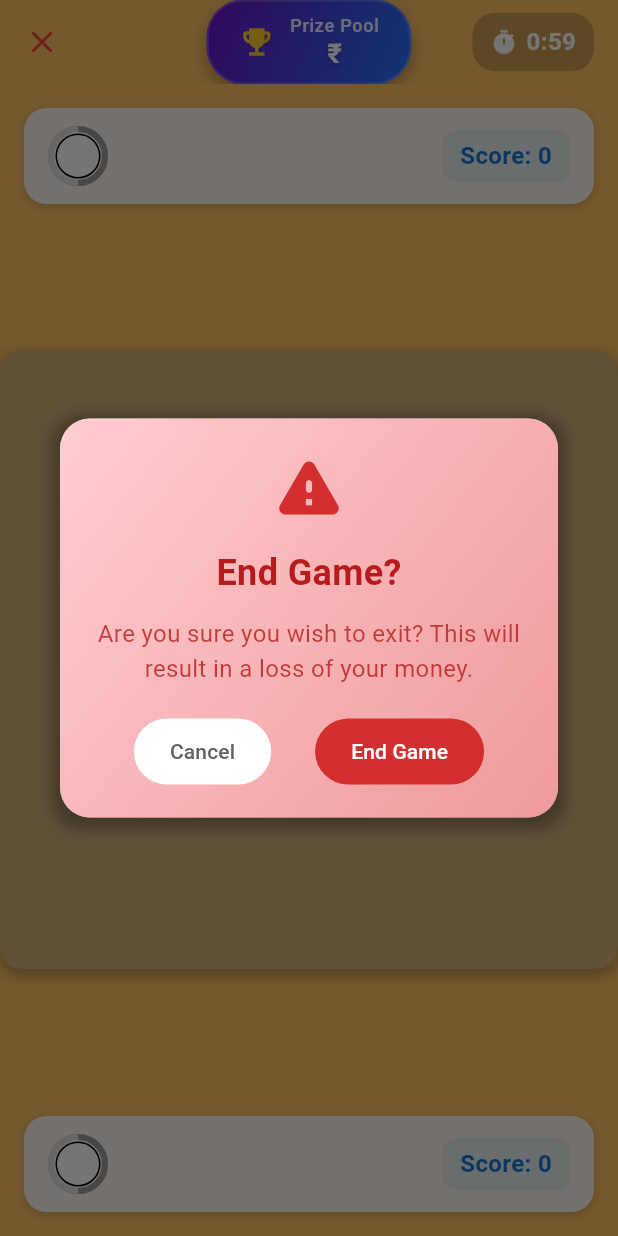
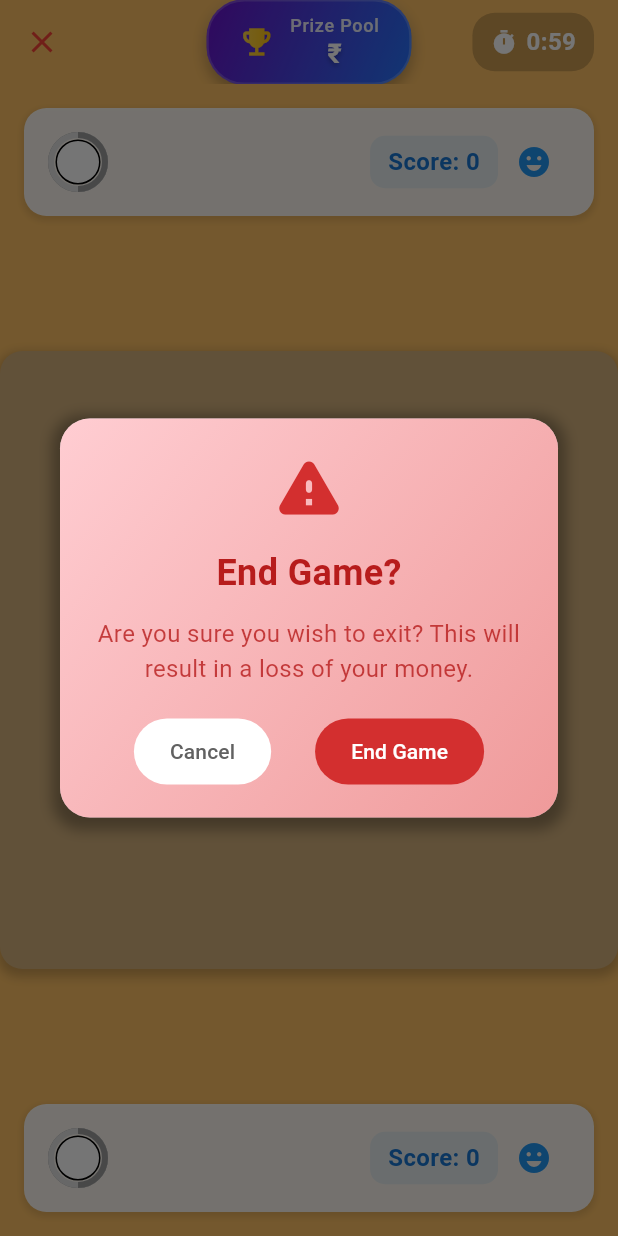
Before and after one commit to hisushanta/playgo, a Flutter app: the GoBoardMatch screen opened directly with empty values, after a tap on the "close" icon, on a phone screen of 412 x 824 dp. Run offline on Flutter 3.47's test engine with Material 3 defaults, Android fonts, the phone set to English and light mode, and no system bars; our stand-ins replace cloud_firestore, emoji_picker_flutter, firebase_auth, firebase_core, firebase_storage, google_fonts and 3 more; missing offline and left inert: firebase_ui_auth; accounts and stored records are empty; statements that could not run were skipped.

Commit message:
Now emoji functionality added in match play page

```diff
--- a/playgo/lib/pages/info.dart
+++ b/playgo/lib/pages/info.dart
@@ -344,6 +344,11 @@ Future<Map<String, dynamic>> createMatch(String userId, String partnerId, String
         // Add ready status fields
         "${userId}Ready": false,
         "${partnerId}Ready": false,
+          'emoji': null, // Initialize emoji fields
+          'emojiSender': null,
+          'emojiProfileCardId': null,
+          'emojiTimestamp': null,
+
       };
 
       transaction.set(_firestore.collection('games').doc(matchId), matchData);
--- a/playgo/lib/pages/match_play.dart
+++ b/playgo/lib/pages/match_play.dart
@@ -1,10 +1,13 @@
 import 'dart:async';
 import 'dart:io';
+import 'package:emoji_picker_flutter/emoji_picker_flutter.dart';
 import 'package:flutter/material.dart';
 import 'package:cloud_firestore/cloud_firestore.dart';
 import 'package:playgo/main.dart';
 import 'package:playgo/pages/home.dart';
 import 'package:flutter/services.dart';
+// import 'package:emoji_picker/emoji_picker.dart'; // Add this package to your pubspec.yaml
+import 'package:flutter/foundation.dart' as foundation;
 
 enum Stone { none, black, white }
 
@@ -52,6 +55,8 @@ class _GoMultiplayerBoardState extends State<GoBoardMatch> with WidgetsBindingOb
   bool showTurnNotification = false;
   bool isDialogShowing = false;
   bool isLandscape = false;
+  String? currentEmoji; // Track the current emoji to display
+  String? emojiProfileCardId; // Track which profile card the emoji belongs to
 
   @override
   void initState() {
@@ -65,6 +70,7 @@ class _GoMultiplayerBoardState extends State<GoBoardMatch> with WidgetsBindingOb
     _startGameTimer();
     _markPlayerAsActive();
     _initializePlayers();
+    _listenToEmojiUpdates();
 
     // Set orientation based on device type (phone or tablet)
     WidgetsBinding.instance.addPostFrameCallback((_) {
@@ -83,6 +89,183 @@ class _GoMultiplayerBoardState extends State<GoBoardMatch> with WidgetsBindingOb
         ]);
       }
     });
+  }
+
+ void _listenToEmojiUpdates() {
+  FirebaseFirestore.instance.collection('games').doc(widget.gameId).snapshots().listen((snapshot) {
+    if (snapshot.exists) {
+      final data = snapshot.data();
+      if (data != null) {
+        final emoji = data['emoji'];
+        final emojiSender = data['emojiSender'];
+        final emojiTimestamp = data['emojiTimestamp'];
+
+        // Check if the emoji is for the current player and not expired
+        if (emoji != null && emojiSender != null && emojiTimestamp != null) {
+          final now = DateTime.now().millisecondsSinceEpoch;
+          final emojiAge = now - emojiTimestamp;
+
+          if (emojiAge <= 3000) { // Emoji is valid for 3 seconds
+            setState(() {
+              currentEmoji = emoji;
+              emojiProfileCardId = emojiSender; // Only show emoji for the sender
+            });
+
+            // Remove the emoji after 3 seconds
+            Future.delayed(Duration(seconds: 3), () {
+              if (mounted) {
+                setState(() {
+                  currentEmoji = null;
+                  emojiProfileCardId = null;
+                });
+              }
+            });
+          } else {
+            // Emoji has expired
+            setState(() {
+              currentEmoji = null;
+              emojiProfileCardId = null;
+            });
+          }
+        } else {
+          // No emoji data
+          setState(() {
+            currentEmoji = null;
+            emojiProfileCardId = null;
+          });
+        }
+      }
+    }
+  });
+}
+
+  void _showEmojiPicker(String senderId) {
+    showModalBottomSheet(
+      context: context,
+      builder: (BuildContext context) {
+        return EmojiPicker(
+          onEmojiSelected: ( category,emoji) {
+            _sendEmoji(emoji.emoji, senderId);
+            Navigator.pop(context);
+          },
+        );
+      },
+    );
+  }
+
+  Future<void> _sendEmoji(String emoji, String senderId) async {
+  final gameDoc = FirebaseFirestore.instance.collection('games').doc(widget.gameId);
+  await gameDoc.update({
+    'emoji': emoji,
+    'emojiSender': senderId, // Store the sender's ID
+    'emojiTimestamp': DateTime.now().millisecondsSinceEpoch, // Add timestamp
+  });
+}
+
+Widget _buildPlayerInfo({
+  required String name,
+  required int score,
+  required bool isBlack,
+  required int timeLeft,
+  required bool isCurrentTurn,
+  required String playerId,
+  required bool isCurrentUser,
+}) {
+  return Container(
+    padding: EdgeInsets.symmetric(vertical: 12, horizontal: 16),
+    margin: EdgeInsets.symmetric(horizontal: 16, vertical: 8),
+    decoration: BoxDecoration(
+      color: Colors.white.withOpacity(0.9),
+      borderRadius: BorderRadius.circular(15),
+      boxShadow: [
+        BoxShadow(
+          color: Colors.black.withOpacity(0.1),
+          spreadRadius: 1,
+          blurRadius: 3,
+          offset: Offset(0, 2),
+        ),
+      ],
+    ),
+    child: Row(
+      mainAxisAlignment: MainAxisAlignment.spaceBetween,
+      children: [
+        Row(
+          children: [
+            Stack(
+              alignment: Alignment.center,
+              children: [
+                Container(
+                  width: 40,
+                  height: 40,
+                  decoration: BoxDecoration(
+                    shape: BoxShape.circle,
+                    border: Border.all(
+                      color: isCurrentTurn ? Colors.blue : Colors.grey,
+                      width: 2,
+                    ),
+                  ),
+                  child: CircularProgressIndicator(
+                    value: timeLeft / 30,
+                    backgroundColor: Colors.grey[300],
+                    valueColor: AlwaysStoppedAnimation<Color>(
+                      isCurrentTurn ? Colors.blue : Colors.grey,
+                    ),
+                  ),
+                ),
+                Container(
+                  width: 30,
+                  height: 30,
+                  decoration: BoxDecoration(
+                    shape: BoxShape.circle,
+                    color: isBlack ? Colors.black : Colors.white,
+                    border: Border.all(color: Colors.black, width: 1),
+                  ),
+                ),
+              ],
+            ),
+            SizedBox(width: 12),
+            Text(
+              name,
+              style: TextStyle(
+                fontSize: 16,
+                fontWeight: FontWeight.bold,
+              ),
+            ),
+          ],
+        ),
+        Row(
+          children: [
+            Container(
+              padding: EdgeInsets.symmetric(horizontal: 12, vertical: 6),
+              decoration: BoxDecoration(
+                color: Colors.blue.withOpacity(0.1),
+                borderRadius: BorderRadius.circular(10),
+              ),
+              child: Text(
+                'Score: $score',
+                style: TextStyle(
+                  fontSize: 16,
+                  fontWeight: FontWeight.bold,
+                  color: Colors.blue[700],
+                ),
+              ),
+            ),
+            if (isCurrentUser) // Show emoji button only for the current user
+              IconButton(
+                icon: Icon(Icons.emoji_emotions, color: Colors.blue),
+                onPressed: () => _showEmojiPicker(playerId), // Pass the current user's ID
+              ),
+          ],
+        ),
+        // Display the emoji if it belongs to this profile card
+        if (emojiProfileCardId == playerId && currentEmoji != null)
+          Text(
+            currentEmoji!,
+            style: TextStyle(fontSize: 24),
+          ),
+      ],
+    ),
+  );
 }
 
   @override
@@ -130,7 +313,18 @@ class _GoMultiplayerBoardState extends State<GoBoardMatch> with WidgetsBindingOb
           whiteTimeLeft = data['whiteTimeLeft'] ?? 30; // Initialize white timer
           isPlayerTurn = (currentTurn == 'black' && widget.playerId == player1Id && player1Stone == 'black') ||
               (currentTurn == 'white' && widget.playerId == player2Id && player2Stone == 'white');
+
+
         });
+        // Initialize emoji fields if they don't exist
+      if (data['emoji'] == null) {
+        await gameDoc.update({
+          'emoji': null,
+          'emojiSender': null,
+          'emojiProfileCardId': null,
+          'emojiTimestamp': null,
+        });
+      }
       }
     }
   }
@@ -150,7 +344,6 @@ class _GoMultiplayerBoardState extends State<GoBoardMatch> with WidgetsBindingOb
           }
           return; // Skip other updates if game ended by forfeit
         }
-
 
         // Regular game updates continue here...
         setState(() {
@@ -181,20 +374,18 @@ class _GoMultiplayerBoardState extends State<GoBoardMatch> with WidgetsBindingOb
           whiteTimeLeft = data['whiteTimeLeft'] ?? 30;
 
           // Update current turn
-            currentTurn = data['currentTurn'] ?? 'black';
+          String newTurn = data['currentTurn'] ?? 'black';
 
-            // Update player information
-            player1Id = data['player1Id'];
-            player2Id = data['player2Id'];
-            player1Stone = data['player1Stone'];
-            player2Stone = data['player2Stone'];
+          // Check if the turn has changed
+          if (newTurn != currentTurn) {
+            currentTurn = newTurn;
 
             // Determine if it's the current player's turn
             isPlayerTurn = (currentTurn == 'black' && widget.playerId == player1Id && player1Stone == 'black') ||
                 (currentTurn == 'white' && widget.playerId == player2Id && player2Stone == 'white');
 
-            // Show turn notification if it's player's turn
-            if (isPlayerTurn) {
+            // Show turn notification if it's player's turn (only for moves, not emoji)
+            if (isPlayerTurn && !showTurnNotification) {
               showTurnNotification = true;
               Future.delayed(Duration(seconds: 1), () {
                 if (mounted) {
@@ -204,6 +395,13 @@ class _GoMultiplayerBoardState extends State<GoBoardMatch> with WidgetsBindingOb
                 }
               });
             }
+          }
+
+          // Update player information
+          player1Id = data['player1Id'];
+          player2Id = data['player2Id'];
+          player1Stone = data['player1Stone'];
+          player2Stone = data['player2Stone'];
 
           // Update player names
           userName = data[player1Id] ?? '';
@@ -213,7 +411,6 @@ class _GoMultiplayerBoardState extends State<GoBoardMatch> with WidgetsBindingOb
     }
   });
 }
-
 
   void destroyTheScreen() {
     Navigator.pop(context);
@@ -973,7 +1170,7 @@ class _GoMultiplayerBoardState extends State<GoBoardMatch> with WidgetsBindingOb
     appBar: AppBar(
       backgroundColor: const Color.fromARGB(255, 253, 192, 100),
       leading: IconButton(
-          icon: Icon(Icons.close, color: Colors.red,), // X icon
+        icon: Icon(Icons.close, color: Colors.red), // X icon
         onPressed: _handleGameCancel,
       ),
       centerTitle: true,
@@ -1096,16 +1293,17 @@ class _GoMultiplayerBoardState extends State<GoBoardMatch> with WidgetsBindingOb
         return Column(
           children: [
             SizedBox(height: 8),
+            if (player1Id != null) // Add null check
               _buildPlayerInfo(
                 name: userName,
                 score: blackScore,
                 isBlack: player1Stone == 'black',
                 timeLeft: player1Stone == 'black' ? blackTimeLeft : whiteTimeLeft,
                 isCurrentTurn: currentTurn == (player1Stone == 'black' ? 'black' : 'white'),
+                playerId: player1Id!, // Pass player ID
+                isCurrentUser: widget.playerId == player1Id, // Check if this is the current user's card
               ),
             SizedBox(height: 4),
-
-              // Board Container with Turn Notification Overlay
             Expanded(
               child: Stack(
                 alignment: Alignment.center,
@@ -1200,7 +1398,6 @@ class _GoMultiplayerBoardState extends State<GoBoardMatch> with WidgetsBindingOb
                       ),
                     ),
                   ),
-
                   // Turn Notification Overlay (centered on board)
                   if (isPlayerTurn && showTurnNotification)
                     Container(
@@ -1229,14 +1426,16 @@ class _GoMultiplayerBoardState extends State<GoBoardMatch> with WidgetsBindingOb
                 ],
               ),
             ),
-
             SizedBox(height: 4),
+            if (player2Id != null) // Add null check
               _buildPlayerInfo(
                 name: partnerName,
                 score: whiteScore,
                 isBlack: player2Stone == 'black',
                 timeLeft: player2Stone == 'black' ? blackTimeLeft : whiteTimeLeft,
                 isCurrentTurn: currentTurn == (player2Stone == 'black' ? 'black' : 'white'),
+                playerId: player2Id!, // Pass player ID
+                isCurrentUser: widget.playerId == player2Id, // Check if this is the current user's card
               ),
             SizedBox(height: 8),
           ],
@@ -1246,94 +1445,7 @@ class _GoMultiplayerBoardState extends State<GoBoardMatch> with WidgetsBindingOb
   );
 }
 
-  Widget _buildPlayerInfo({
-    required String name,
-    required int score,
-    required bool isBlack,
-    required int timeLeft,
-    required bool isCurrentTurn,
-  }) {
-    return Container(
-      padding: EdgeInsets.symmetric(vertical: 12, horizontal: 16),
-      margin: EdgeInsets.symmetric(horizontal: 16, vertical: 8),
-      decoration: BoxDecoration(
-        color: Colors.white.withOpacity(0.9),
-        borderRadius: BorderRadius.circular(15),
-        boxShadow: [
-          BoxShadow(
-            color: Colors.black.withOpacity(0.1),
-            spreadRadius: 1,
-            blurRadius: 3,
-            offset: Offset(0, 2),
-          ),
-        ],
-      ),
-      child: Row(
-        mainAxisAlignment: MainAxisAlignment.spaceBetween,
-        children: [
-          Row(
-            children: [
-              Stack(
-                alignment: Alignment.center,
-                children: [
-                  Container(
-                    width: 40,
-                    height: 40,
-                    decoration: BoxDecoration(
-                      shape: BoxShape.circle,
-                      border: Border.all(
-                        color: isCurrentTurn ? Colors.blue : Colors.grey,
-                        width: 2,
-                      ),
-                    ),
-                    child: CircularProgressIndicator(
-                      value: timeLeft / 30,
-                      backgroundColor: Colors.grey[300],
-                      valueColor: AlwaysStoppedAnimation<Color>(
-                        isCurrentTurn ? Colors.blue : Colors.grey,
-                      ),
-                    ),
-                  ),
-                  Container(
-                    width: 30,
-                    height: 30,
-                    decoration: BoxDecoration(
-                      shape: BoxShape.circle,
-                      color: isBlack ? Colors.black : Colors.white,
-                      border: Border.all(color: Colors.black, width: 1),
-                    ),
-                  ),
-                ],
-              ),
-              SizedBox(width: 12),
-              Text(
-                name,
-                style: TextStyle(
-                  fontSize: 16,
-                  fontWeight: FontWeight.bold,
-                ),
-              ),
-            ],
-          ),
-          Container(
-            padding: EdgeInsets.symmetric(horizontal: 12, vertical: 6),
-            decoration: BoxDecoration(
-              color: Colors.blue.withOpacity(0.1),
-              borderRadius: BorderRadius.circular(10),
-            ),
-            child: Text(
-              'Score: $score',
-              style: TextStyle(
-                fontSize: 16,
-                fontWeight: FontWeight.bold,
-                color: Colors.blue[700],
-              ),
-            ),
-          ),
-        ],
-      ),
-    );
-  }
+
 
   Widget _buildStone(Stone stone, double size) {
     return Container(
--- a/playgo/pubspec.yaml
+++ b/playgo/pubspec.yaml
@@ -36,6 +36,7 @@ dependencies:
   pay: ^3.1.0
   shimmer: ^3.0.0
   google_fonts: ^6.2.1
+  emoji_picker_flutter: ^4.3.0
 
 dev_dependencies:
   flutter_test:
```
Also changed, not shown: playgo/pubspec.lock, 5 other files. Lines whose indentation alone changed are shown as unchanged.
